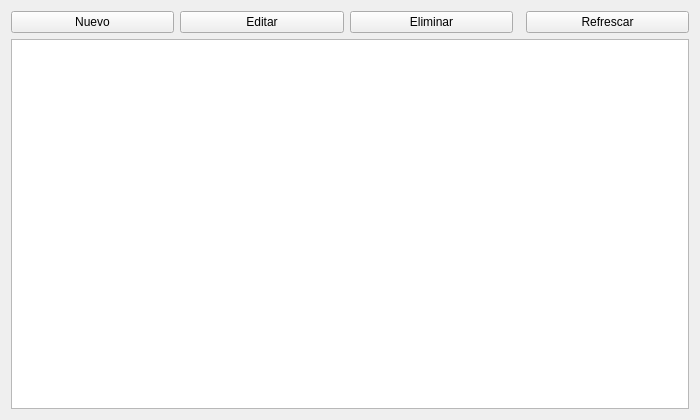
The window that app/src/pages/productospage.ui (LXorro/Farmacia-PDV) describes before a commit, drawn with Qt 5.
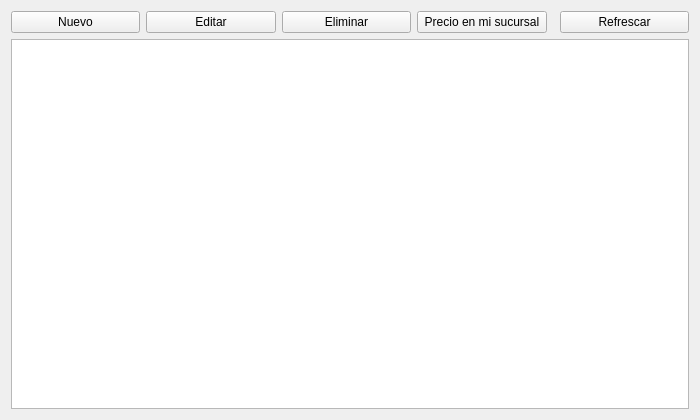
The same window after the commit.

Commit message: Modo por sesión con replicación automática y precios por sucursal

The edit to the form file:
```diff
--- a/app/src/pages/productospage.ui
+++ b/app/src/pages/productospage.ui
@@ -34,6 +34,11 @@
        </property>
       </widget>
      </item>
+     <item>
+      <widget class="QPushButton" name="btnPrecioSucursal">
+       <property name="text"><string>Precio en mi sucursal</string></property>
+      </widget>
+     </item>
      <item>
       <spacer name="spacer">
        <property name="orientation">
```
The commit also changes 35 other files.
